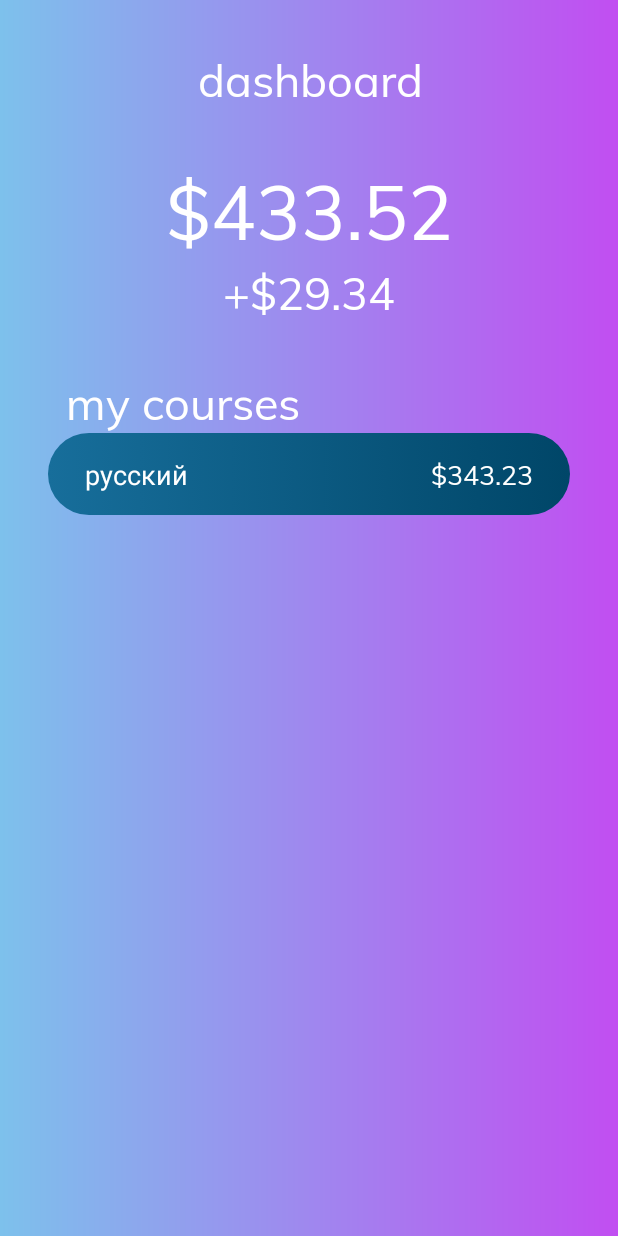
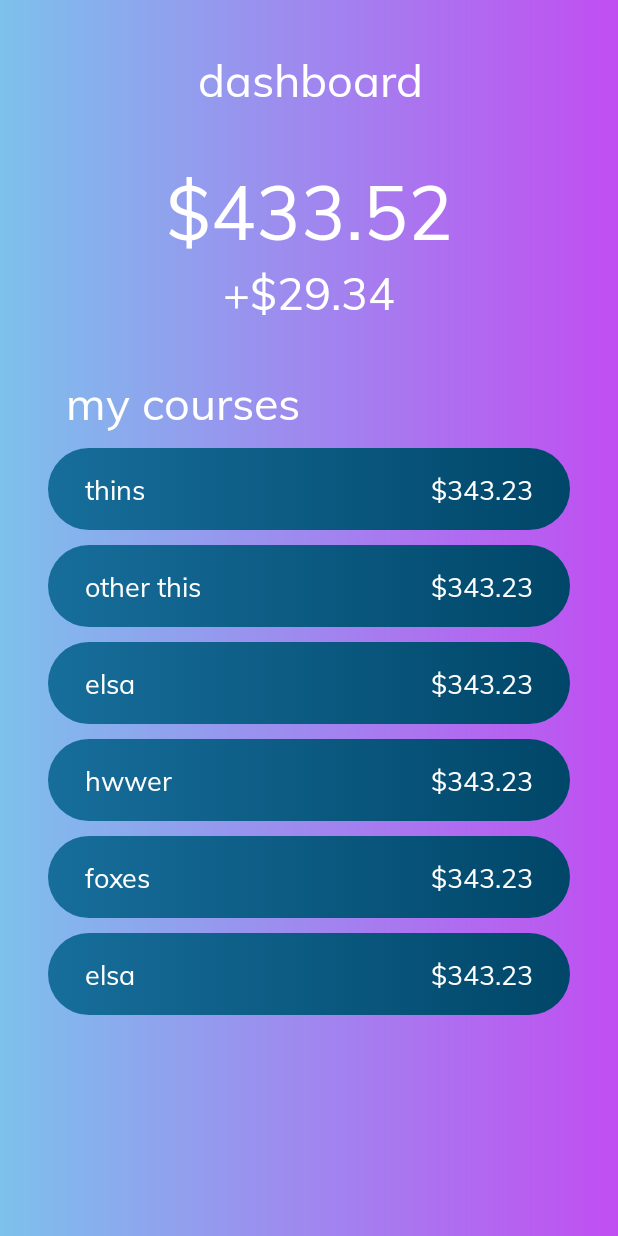
Before and after one commit to harrysullivan235345/langsy-client, an Android app: the DashboardActivity screen opened directly, with no data from a screen before it, on a phone screen of 412 x 824 dp. Run offline under Robolectric (Android 15) with nearby library versions, the phone set to English and light mode, and no system bars.

Commit message:
finish course list ui

```diff
--- a/app/src/main/java/ga/harrysullivan/langsy/DashboardActivity.kt
+++ b/app/src/main/java/ga/harrysullivan/langsy/DashboardActivity.kt
@@ -16,14 +16,7 @@ class DashboardActivity : AppCompatActivity() {
         super.onCreate(savedInstanceState)
         setContentView(R.layout.activity_dashboard)
 
-        val inflater = this.layoutInflater
-        val main = findViewById<LinearLayout>(R.id.dashboard_courselist)
-
-        val courseLabel = inflater.inflate(R.layout.course_label, main, false)
-        main.addView(courseLabel)
-
-//        val listView = findViewById<ListView>(R.id.dashboard_course_list)
-//        listView.adapter = CourseListAdapter(this)
-//        listView.setDivider(null)
+        val courseList = findViewById<LinearLayout>(R.id.dashboard_courselist)
+        CourseListAdapter(this.layoutInflater, courseList)
     }
 }
--- a/app/src/main/java/ga/harrysullivan/langsy/Test.kt
+++ b/app/src/main/java/ga/harrysullivan/langsy/Test.kt
@@ -15,7 +15,6 @@ class Test : AppCompatActivity() {
     override fun onCreate(savedInstanceState: Bundle?) {
         super.onCreate(savedInstanceState)
         setContentView(R.layout.activity_test)
-
     }
 
 
--- a/app/src/main/java/ga/harrysullivan/langsy/adapters/CourseListAdapter.kt
+++ b/app/src/main/java/ga/harrysullivan/langsy/adapters/CourseListAdapter.kt
@@ -1,5 +1,20 @@
 package ga.harrysullivan.langsy.adapters
 
-class CourseListAdapter() {
+import android.content.Context
+import android.view.LayoutInflater
+import android.view.ViewGroup
+import android.widget.LinearLayout
+import android.widget.TextView
+import ga.harrysullivan.langsy.R
 
+class CourseListAdapter(inflater: LayoutInflater, parent: ViewGroup) {
+    private val dummyData = arrayOf("thins", "other this", "elsa", "hwwer", "foxes", "elsa")
+
+    init {
+        dummyData.forEach {data -> run{
+            val courseLabel = inflater.inflate(R.layout.course_label, parent, false)
+            courseLabel.findViewById<TextView>(R.id.course_label_language).text = data
+            parent.addView(courseLabel)
+        }}
+    }
 }
--- a/app/src/main/res/layout/activity_dashboard.xml
+++ b/app/src/main/res/layout/activity_dashboard.xml
@@ -80,6 +80,7 @@
                 android:layout_height="wrap_content"
                 android:layout_marginStart="32dp"
                 android:layout_marginLeft="32dp"
+                android:layout_marginTop="10dp"
                 android:layout_marginEnd="32dp"
                 android:layout_marginRight="32dp"
                 android:orientation="vertical"
--- a/app/src/main/res/layout/course_label.xml
+++ b/app/src/main/res/layout/course_label.xml
@@ -4,6 +4,7 @@
     xmlns:tools="http://schemas.android.com/tools"
     android:layout_width="match_parent"
     android:layout_height="wrap_content"
+    android:layout_marginBottom="10sp"
     android:background="@drawable/course_label">
 
     <TextView
```
